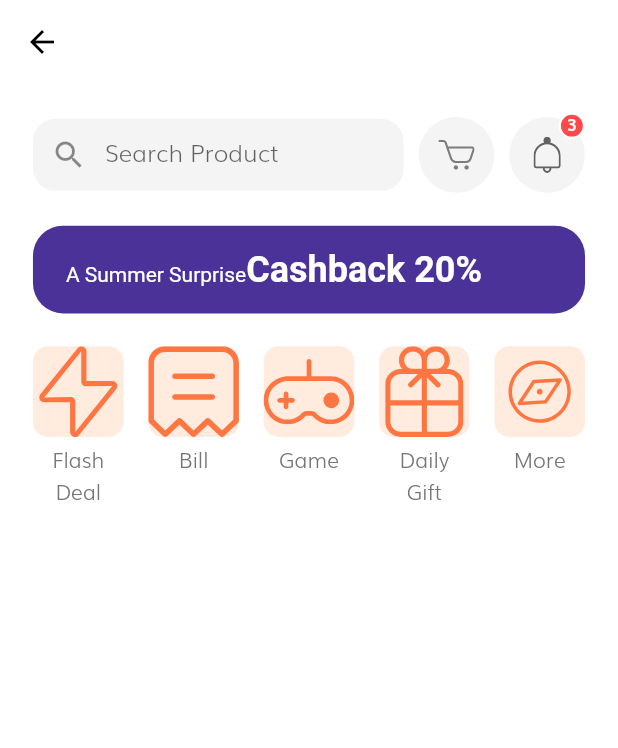
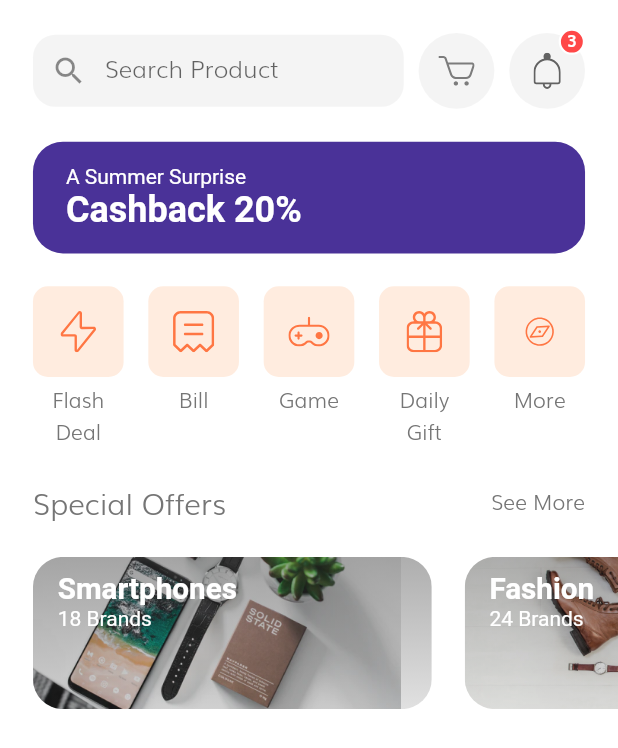
Before and after one commit to jackycsl/ecommerce_app, a Flutter app: the HomeScreen screen opened by its route, on a phone screen of 412 x 824 dp. Shown: the top 748 px of the screen. Run offline on Flutter 3.47's test engine with Material 2 defaults, Android fonts, the phone set to English and light mode, and no system bars; our stand-ins replace flutter_svg.

Commit message:
build special offer; fix alignments on discount banner and categories

```diff
--- a/lib/screens/home/components/body.dart
+++ b/lib/screens/home/components/body.dart
@@ -3,6 +3,7 @@ import 'package:flutter/material.dart';
 import 'categories.dart';
 import 'discount_banner.dart';
 import 'home_header.dart';
+import 'special_offers.dart';
 
 class Body extends StatelessWidget {
   @override
@@ -17,6 +18,8 @@ class Body extends StatelessWidget {
             DiscountBanner(),
             SizedBox(height: getProportionateScreenWidth(20)),
             Categories(),
+            SizedBox(height: getProportionateScreenWidth(20)),
+            SpecialOffers()
           ],
         ),
       ),
--- a/lib/screens/home/components/categories.dart
+++ b/lib/screens/home/components/categories.dart
@@ -56,6 +56,9 @@ class CategoryCard extends StatelessWidget {
             AspectRatio(
               aspectRatio: 1,
               child: Container(
+                padding: EdgeInsets.all(getProportionateScreenWidth(15)),
+                height: getProportionateScreenWidth(55),
+                width: getProportionateScreenWidth(55),
                 decoration: BoxDecoration(
                     color: Color(0xFFFFECDF),
                     borderRadius: BorderRadius.circular(10)),
--- a/lib/screens/home/components/discount_banner.dart
+++ b/lib/screens/home/components/discount_banner.dart
@@ -22,7 +22,7 @@ class DiscountBanner extends StatelessWidget {
       ),
       child: Text.rich(
         TextSpan(
-            text: "A Summer Surprise",
+            text: "A Summer Surprise\n",
             style: TextStyle(color: Colors.white),
             children: [
               TextSpan(
--- /dev/null
+++ b/lib/screens/home/components/section_title.dart
@@ -0,0 +1,34 @@
+import 'package:flutter/material.dart';
+
+import '../../../size_config.dart';
+
+class SectionTitle extends StatelessWidget {
+  const SectionTitle({
+    Key key,
+    @required this.text,
+    @required this.press,
+  }) : super(key: key);
+  final String text;
+  final GestureTapCallback press;
+
+  @override
+  Widget build(BuildContext context) {
+    return Padding(
+      padding:
+          EdgeInsets.symmetric(horizontal: getProportionateScreenWidth(20)),
+      child: Row(
+        mainAxisAlignment: MainAxisAlignment.spaceBetween,
+        children: [
+          Text(
+            text,
+            style: TextStyle(fontSize: getProportionateScreenWidth(18)),
+          ),
+          GestureDetector(
+            onTap: press,
+            child: Text("See More"),
+          )
+        ],
+      ),
+    );
+  }
+}
--- /dev/null
+++ b/lib/screens/home/components/special_offers.dart
@@ -0,0 +1,109 @@
+import 'package:flutter/material.dart';
+
+import '../../../size_config.dart';
+import 'section_title.dart';
+
+class SpecialOffers extends StatelessWidget {
+  const SpecialOffers({
+    Key key,
+  }) : super(key: key);
+
+  @override
+  Widget build(BuildContext context) {
+    return Column(
+      children: [
+        SectionTitle(text: "Special Offers", press: () {}),
+        SizedBox(height: getProportionateScreenWidth(20)),
+        SingleChildScrollView(
+          scrollDirection: Axis.horizontal,
+          child: Row(
+            children: [
+              SpecialOfferCard(
+                image: "assets/images/Image Banner 2.png",
+                category: "Smartphones",
+                numOfBrands: 18,
+                press: () {},
+              ),
+              SpecialOfferCard(
+                image: "assets/images/Image Banner 3.png",
+                category: "Fashion",
+                numOfBrands: 24,
+                press: () {},
+              ),
+              SizedBox(
+                width: getProportionateScreenWidth(20),
+              )
+            ],
+          ),
+        ),
+      ],
+    );
+  }
+}
+
+class SpecialOfferCard extends StatelessWidget {
+  const SpecialOfferCard({
+    Key key,
+    @required this.category,
+    @required this.image,
+    @required this.numOfBrands,
+    @required this.press,
+  }) : super(key: key);
+  final String category, image;
+  final int numOfBrands;
+  final GestureTapCallback press;
+
+  @override
+  Widget build(BuildContext context) {
+    return Padding(
+      padding: EdgeInsets.only(left: getProportionateScreenWidth(20)),
+      child: SizedBox(
+        width: getProportionateScreenWidth(242),
+        height: getProportionateScreenHeight(100),
+        child: ClipRRect(
+          borderRadius: BorderRadius.circular(20),
+          child: Stack(
+            children: [
+              Image.asset(
+                image,
+                fit: BoxFit.cover,
+              ),
+              Container(
+                decoration: BoxDecoration(
+                  gradient: LinearGradient(
+                    begin: Alignment.topCenter,
+                    end: Alignment.bottomCenter,
+                    colors: [
+                      Color(0xFF343434).withOpacity(0.4),
+                      Color(0xFF343434).withOpacity(0.15),
+                    ],
+                  ),
+                ),
+              ),
+              Padding(
+                padding: EdgeInsets.symmetric(
+                    horizontal: getProportionateScreenWidth(15),
+                    vertical: getProportionateScreenHeight(10)),
+                child: Text.rich(
+                  TextSpan(
+                    style: TextStyle(color: Colors.white),
+                    children: [
+                      TextSpan(
+                        text: "$category\n",
+                        style: TextStyle(
+                          fontSize: getProportionateScreenWidth(18),
+                          fontWeight: FontWeight.bold,
+                        ),
+                      ),
+                      TextSpan(text: "$numOfBrands Brands"),
+                    ],
+                  ),
+                ),
+              )
+            ],
+          ),
+        ),
+      ),
+    );
+  }
+}
--- a/lib/screens/home/home_screen.dart
+++ b/lib/screens/home/home_screen.dart
@@ -6,7 +6,6 @@ class HomeScreen extends StatelessWidget {
   @override
   Widget build(BuildContext context) {
     return Scaffold(
-      appBar: AppBar(),
       body: Body(),
     );
   }
```
